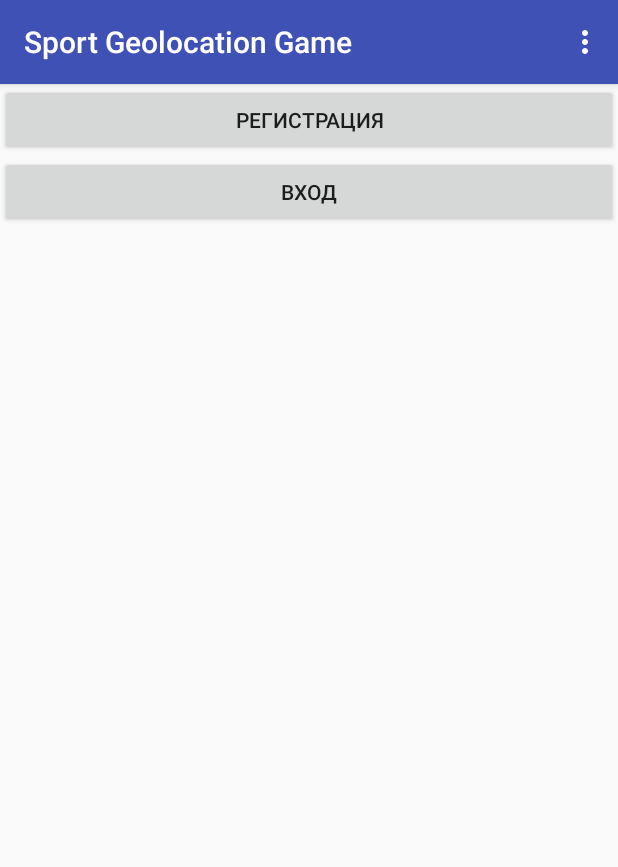
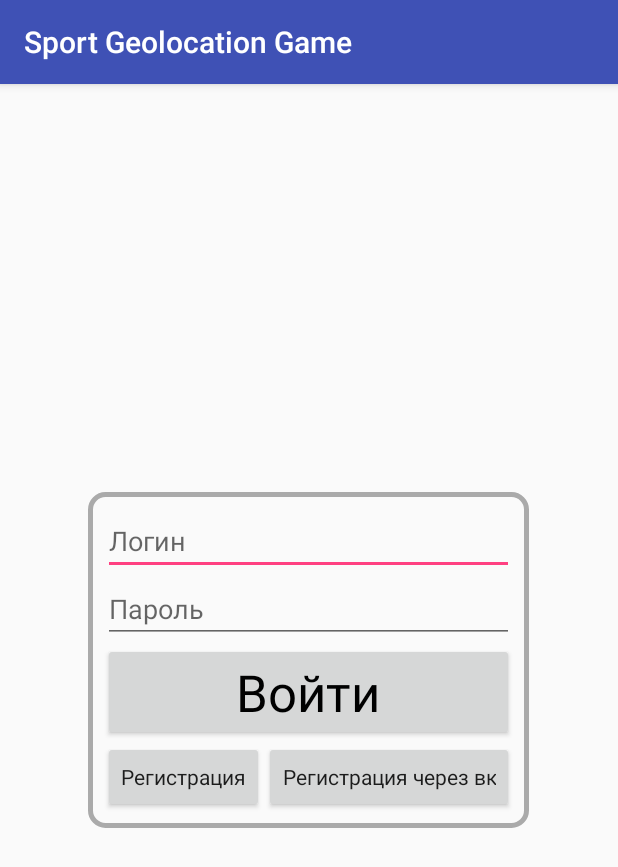
Before and after one commit to pavelperc/sport-geolocation-game, an Android app: the screen it shows after launch (MainActivity before the commit, EnterActivity after it), on a phone screen of 412 x 824 dp. Shown: the top 867 px of the screen. Run offline under Robolectric (Android 15) with nearby library versions, the phone set to English and light mode, and no system bars.

Commit message:
Обновление окон входа и регистрации

```diff
--- a/app/src/main/AndroidManifest.xml
+++ b/app/src/main/AndroidManifest.xml
@@ -15,16 +15,16 @@
             android:name=".MainActivity"
             android:label="@string/app_name"
             android:theme="@style/AppTheme.NoActionBar">
+        </activity>
+        <activity android:name=".RegisterActivity">
+        </activity>
+        <activity android:name=".EnterActivity">
             <intent-filter>
                 <action android:name="android.intent.action.MAIN"/>
 
                 <category android:name="android.intent.category.LAUNCHER"/>
             </intent-filter>
         </activity>
-        <activity android:name=".LogInActivity">
-        </activity>
-        <activity android:name=".SignInActivity">
-        </activity>
     </application>
 
 </manifest>
--- a/app/src/main/java/com/perc/pavel/sportgeolocationgame/SignInActivity.java
+++ b/app/src/main/java/com/perc/pavel/sportgeolocationgame/EnterActivity.java
@@ -1,6 +1,6 @@
 package com.perc.pavel.sportgeolocationgame;
 
-import android.support.v4.view.ViewPager;
+import android.content.Intent;
 import android.support.v7.app.AppCompatActivity;
 import android.os.Bundle;
 import android.util.Log;
@@ -11,7 +11,7 @@ import android.widget.Toast;
 /**
  * Вход
  */
-public class SignInActivity extends AppCompatActivity {
+public class EnterActivity extends AppCompatActivity {
 
     EditText etLogin;
     EditText etPassword;
@@ -19,14 +19,14 @@ public class SignInActivity extends AppCompatActivity {
     @Override
     protected void onCreate(Bundle savedInstanceState) {
         super.onCreate(savedInstanceState);
-        setContentView(R.layout.activity_sign_in);
+        setContentView(R.layout.activity_enter);
 
         etLogin = (EditText) findViewById(R.id.etLogin);
         etPassword = (EditText) findViewById(R.id.etPassword);
     }
 
 
-    public void btnSignInClick(View v) {
+    public void btnEnterClick(View v) {
         String login = etLogin.getText().toString();
         String password = etPassword.getText().toString();
 
@@ -34,4 +34,10 @@ public class SignInActivity extends AppCompatActivity {
         Log.d("my_tag", "login = " + login + "\tpassword = " + password);
 
     }
+    public void btnRegisterClick(View v) {
+        Intent intent = new Intent(this, RegisterActivity.class);
+        startActivity(intent);
+    }
+
+
 }
--- a/app/src/main/java/com/perc/pavel/sportgeolocationgame/MainActivity.java
+++ b/app/src/main/java/com/perc/pavel/sportgeolocationgame/MainActivity.java
@@ -36,12 +36,12 @@ public class MainActivity extends AppCompatActivity {
     }
 
 
-    public void btnSignInClick(View v){
-        Intent intent = new Intent(this, SignInActivity.class);
+    public void btnEnterClick(View v){
+        Intent intent = new Intent(this, EnterActivity.class);
         startActivity(intent);
     }
-    public void btnLogInClick(View v){
-        Intent intent = new Intent(this, LogInActivity.class);
+    public void btnRegisterClick(View v){
+        Intent intent = new Intent(this, RegisterActivity.class);
         startActivity(intent);
     }
 }
--- /dev/null
+++ b/app/src/main/res/drawable/shape_grey_rect_border.xml
@@ -0,0 +1,13 @@
+<?xml version="1.0" encoding="utf-8"?>
+<selector
+    xmlns:android="http://schemas.android.com/apk/res/android">
+    <item>
+        <shape android:shape="rectangle">
+            <stroke
+                android:width="3dp"
+                android:color="@android:color/darker_gray"/>
+
+            <corners android:radius="10dp" />
+        </shape>
+    </item>
+</selector>
--- /dev/null
+++ b/app/src/main/res/layout/activity_enter.xml
@@ -0,0 +1,71 @@
+<?xml version="1.0" encoding="utf-8"?>
+<RelativeLayout
+    xmlns:android="http://schemas.android.com/apk/res/android"
+    xmlns:app="http://schemas.android.com/apk/res-auto"
+    xmlns:tools="http://schemas.android.com/tools"
+    android:layout_width="match_parent"
+    android:layout_height="match_parent"
+    tools:context="com.perc.pavel.sportgeolocationgame.EnterActivity"
+    android:orientation="vertical">
+
+    <LinearLayout
+        android:layout_width="wrap_content"
+        android:layout_height="wrap_content"
+        android:layout_centerHorizontal="true"
+        android:layout_centerVertical="true"
+        android:background="@drawable/shape_grey_rect_border"
+        android:orientation="vertical"
+        android:padding="10dp">
+
+        <EditText
+            android:id="@+id/etLogin"
+            android:layout_width="match_parent"
+            android:layout_height="wrap_content"
+            android:ems="10"
+            android:hint="Логин"
+            android:inputType="text"/>
+
+        <EditText
+            android:id="@+id/etPassword"
+            android:layout_width="match_parent"
+            android:layout_height="wrap_content"
+            android:ems="10"
+            android:hint="Пароль"
+            android:inputType="textPassword"/>
+
+        <Button
+            android:id="@+id/btnEnter"
+            android:layout_width="match_parent"
+            android:layout_height="wrap_content"
+            android:onClick="btnEnterClick"
+            android:text="Войти"
+            android:textAppearance="@style/TextAppearance.AppCompat.Display1"
+            android:textColor="@android:color/black"/>
+
+        <LinearLayout
+            android:layout_width="match_parent"
+            android:layout_height="match_parent"
+            android:orientation="horizontal">
+
+            <Button
+                android:id="@+id/btnRegister"
+                android:layout_width="wrap_content"
+                android:layout_height="wrap_content"
+                android:layout_weight="0"
+                android:onClick="btnRegisterClick"
+                android:text="Регистрация"
+                android:textAppearance="@style/TextAppearance.AppCompat.Body1"
+                />
+
+            <Button
+                android:id="@+id/btnVkRegister"
+                android:layout_width="wrap_content"
+                android:layout_height="wrap_content"
+                android:layout_weight="1"
+                android:text="Регистрация через вк"
+                android:textAppearance="@style/TextAppearance.AppCompat.Body1"
+                />
+        </LinearLayout>
+    </LinearLayout>
+
+</RelativeLayout>
--- a/app/src/main/res/layout/activity_main.xml
+++ b/app/src/main/res/layout/activity_main.xml
@@ -28,17 +28,17 @@
         android:orientation="vertical">
 
         <Button
-            android:id="@+id/btnLogIn"
+            android:id="@+id/btnRegister"
             android:layout_width="match_parent"
             android:layout_height="wrap_content"
-            android:onClick="btnLogInClick"
+            android:onClick="btnRegisterClick"
             android:text="Регистрация"/>
 
         <Button
-            android:id="@+id/btnSignIn"
+            android:id="@+id/btnEnter"
             android:layout_width="match_parent"
             android:layout_height="wrap_content"
-            android:onClick="btnSignInClick"
+            android:onClick="btnEnterClick"
             android:text="Вход"/>
     </LinearLayout>
 
```
Also changed, not shown: app/src/main/java/com/perc/pavel/sportgeolocationgame/RegisterActivity.java (renamed from app/src/main/java/com/perc/pavel/sportgeolocationgame/LogInActivity.java, +5 -5 lines), app/src/main/java/com/perc/pavel/sportgeolocationgame/TcpClient.java (+15 -5 lines), app/src/main/res/layout/activity_register.xml (renamed from app/src/main/res/layout/activity_log_in.xml, +16 -8 lines), app/src/main/res/layout/activity_sign_in.xml (deleted, +0 -33 lines).
